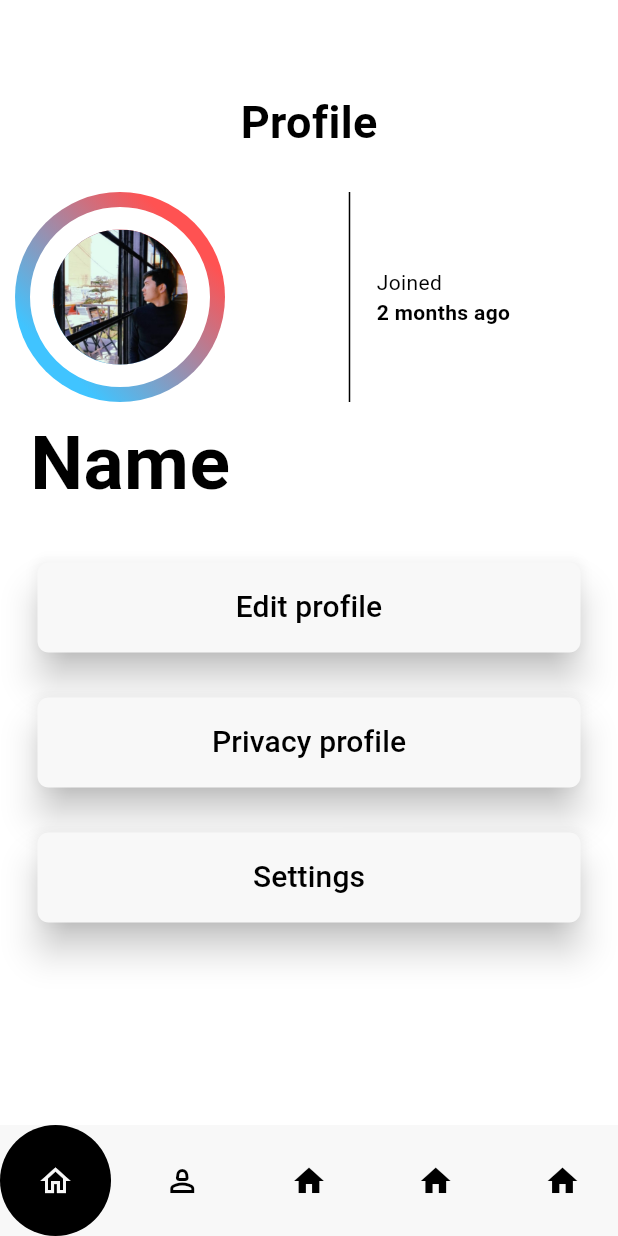
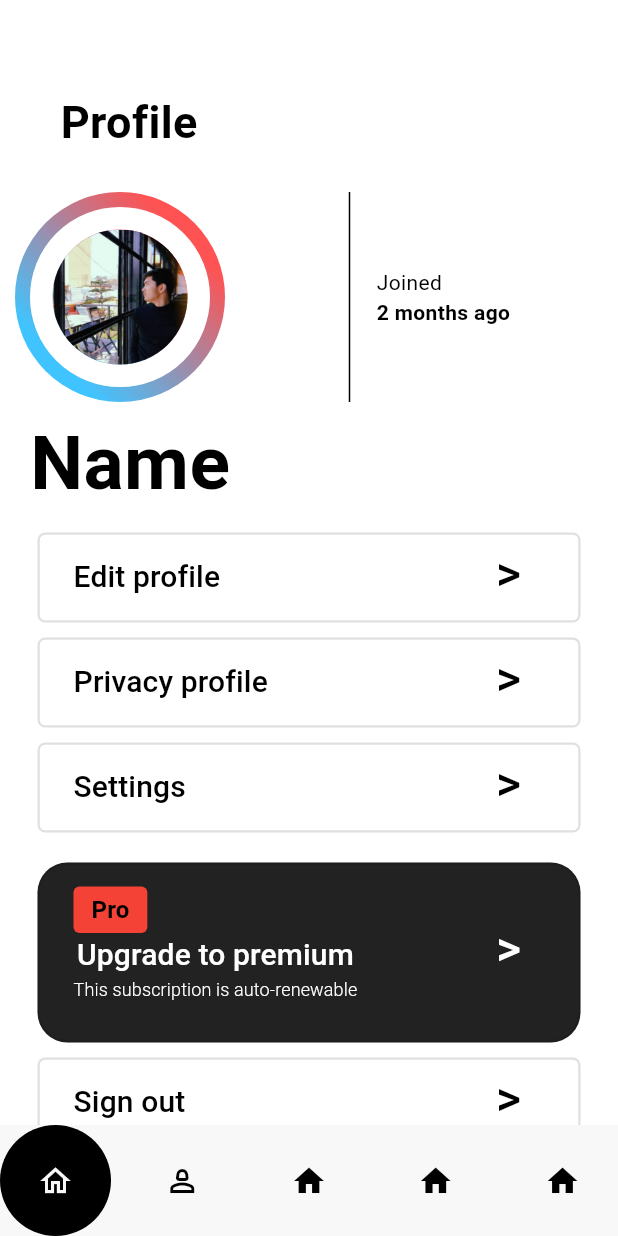
Before and after one commit to SujalKThapa/kushi_dev, a Flutter app: the screen it shows after launch, on a phone screen of 412 x 824 dp. Run offline on Flutter 3.47's test engine with Material 3 defaults, Android fonts, the phone set to English and light mode, and no system bars; drawn by our look-alikes of google_nav_bar; our stand-ins replace smooth_page_indicator, toggle_switch.

Commit message:
basic profile page.

```diff
--- a/lib/components/settingButtons.dart
+++ b/lib/components/settingButtons.dart
@@ -17,18 +17,45 @@ class settingButton extends StatelessWidget {
       width: double.infinity,
       height: 60,
       padding: const EdgeInsets.symmetric(horizontal: 25),
-      child: ElevatedButton(
+      child: OutlinedButton(
           onPressed: onTap,
           style: ElevatedButton.styleFrom(
-            backgroundColor: Theme.of(context).colorScheme.background,
+            backgroundColor: Colors.white,
             elevation: 10,
-            shape: RoundedRectangleBorder(borderRadius: BorderRadius.circular(7.5)),
+            side: BorderSide(
+              color: Colors.black12,
+              width: 1.5
+            ),
+            shape: RoundedRectangleBorder(
+                borderRadius: BorderRadius.circular(5.0),
+               ),
           ),
-          child: Text(text,
-            style: const TextStyle(
-              fontWeight: FontWeight.w500,
-              fontSize: 20,
-            ),
+          child: Row(
+            mainAxisAlignment: MainAxisAlignment.start,
+            children: [
+              Text(
+                text,
+                style: const TextStyle(
+                  fontWeight: FontWeight.w500,
+                  fontSize: 20,
+                ),
+              ),
+              Spacer(),
+              TextButton(
+                onPressed: () {},
+                child: Text(
+                  ">",
+                  style: TextStyle(fontSize: 32),
+                ),
+                style: TextButton.styleFrom(
+
+                  padding: EdgeInsets.only(bottom: 5),
+
+                  minimumSize: Size(48, 48),
+                  tapTargetSize: MaterialTapTargetSize.shrinkWrap,
+                ),
+              ),
+            ],
           )
       ),
     );
--- a/lib/pages/profilePage.dart
+++ b/lib/pages/profilePage.dart
@@ -29,7 +29,10 @@ class _profilePageState extends State<profilePage> {
           mainAxisAlignment: MainAxisAlignment.start,
           children:[
             SizedBox(height: 60, ),
-            Text("Profile", style: TextStyle(fontSize: 30, fontWeight: FontWeight.bold),),
+            Padding(
+              padding: const EdgeInsets.only(right: 240.0),
+              child: Text("Profile", style: TextStyle(fontSize: 30, fontWeight: FontWeight.bold),),
+            ),
             SizedBox(height: 25, ),
             Padding(
               padding: const EdgeInsets.only(left: 10.0),
@@ -103,19 +106,103 @@ class _profilePageState extends State<profilePage> {
                   child: Text(globals.userName, style: TextStyle(fontWeight: FontWeight.bold, fontSize: 50),),
                 )
             ),
-            const SizedBox(height: 30,),
+            const SizedBox(height: 10,),
             settingButton(
                 text: "Edit profile",
                 onTap: () => () {}
             ),
-            const SizedBox(height: 30,),
+            const SizedBox(height: 10,),
             settingButton(
                 text: "Privacy profile",
                 onTap: () => () {}
             ),
-            const SizedBox(height: 30,),
+            const SizedBox(height: 10,),
             settingButton(
                 text: "Settings",
+                onTap: () => () {}
+            ),
+            const SizedBox(height: 20,),
+            Container(
+              width: double.infinity,
+              height: 120,
+              padding: const EdgeInsets.symmetric(horizontal: 25),
+              child: OutlinedButton(
+                  onPressed: () {},
+                  style: ElevatedButton.styleFrom(
+                    backgroundColor: Colors.black87,
+                    foregroundColor: Colors.white,
+                    elevation: 10,
+                    side: BorderSide(
+                        color: Colors.black12,
+                        width: 1.5
+                    ),
+                    shape: RoundedRectangleBorder(
+                      borderRadius: BorderRadius.circular(20.0),
+                    ),
+                  ),
+                  child: Row(
+                    mainAxisAlignment: MainAxisAlignment.start,
+                    children: [
+                      Column(
+                        children: [
+                          Padding(
+                            padding: const EdgeInsets.only(top:16.0, right: 140),
+                            child: Container(
+                              padding: EdgeInsets.symmetric(horizontal: 12, vertical: 4),
+                              decoration: BoxDecoration(
+                                color: Colors.red,
+                                borderRadius: BorderRadius.circular(4),
+                              ),
+                              child: Text(
+                                "Pro",
+                                style: TextStyle(
+                                  color: Colors.black,
+                                  fontWeight: FontWeight.bold,
+                                  fontSize: 16, // Adjust as needed
+                                ),
+                              ),
+                            ),
+                          ),
+
+
+                          Text(
+                            "Upgrade to premium",
+                            style: const TextStyle(
+                              fontWeight: FontWeight.w500,
+                              fontSize: 20,
+                            ),
+                          ),
+                          Text(
+                            "This subscription is auto-renewable",
+                            style: const TextStyle(
+                              fontWeight: FontWeight.w300,
+                              fontSize: 12,
+                            ),
+                          ),
+                        ],
+                      ),
+                      Spacer(),
+                      TextButton(
+                        onPressed: () {},
+                        child: Text(
+                          ">",
+                          style: TextStyle(fontSize: 32, color: Colors.white),
+                        ),
+                        style: TextButton.styleFrom(
+
+                          padding: EdgeInsets.only(bottom: 5),
+
+                          minimumSize: Size(48, 48),
+                          tapTargetSize: MaterialTapTargetSize.shrinkWrap,
+                        ),
+                      ),
+                    ],
+                  )
+              ),
+            ),
+            const SizedBox(height: 10,),
+            settingButton(
+                text: "Sign out",
                 onTap: () => () {}
             ),
 
```
